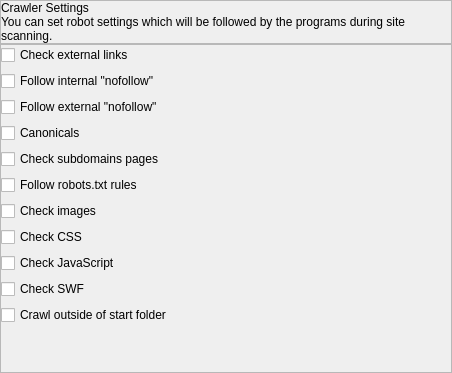
The window that seospider/ui/crawler_settings_widget.ui (andrascii/RiveSolutions_SEO_Spider) describes before a commit, drawn with Qt 5.
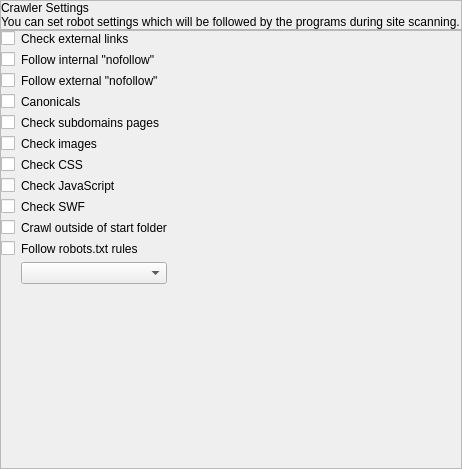
The same window after the commit.

```diff
--- a/seospider/ui/crawler_settings_widget.ui
+++ b/seospider/ui/crawler_settings_widget.ui
@@ -6,8 +6,8 @@
    <rect>
     <x>0</x>
     <y>0</y>
-    <width>452</width>
-    <height>373</height>
+    <width>462</width>
+    <height>469</height>
    </rect>
   </property>
   <property name="sizePolicy">
@@ -103,7 +103,7 @@
      <property name="frameShadow">
       <enum>QFrame::Raised</enum>
      </property>
-     <layout class="QVBoxLayout" name="verticalLayout_4">
+     <layout class="QVBoxLayout" name="verticalLayout_3">
       <property name="leftMargin">
        <number>0</number>
       </property>
@@ -117,162 +117,259 @@
        <number>0</number>
       </property>
       <item>
-       <layout class="QVBoxLayout" name="verticalLayout_3">
-        <item>
-         <widget class="QCheckBox" name="checkBox_3">
+       <layout class="QGridLayout" name="gridLayout">
+        <item row="12" column="1">
+         <widget class="QComboBox" name="robotsTxtComboBox">
+          <property name="controlKey" stdset="0">
+           <string notr="true">robotSignature</string>
+          </property>
+         </widget>
+        </item>
+        <item row="8" column="1">
+         <widget class="QLabel" name="label_3">
+          <property name="text">
+           <string>Check JavaScript</string>
+          </property>
+         </widget>
+        </item>
+        <item row="7" column="1">
+         <widget class="QLabel" name="label_4">
+          <property name="text">
+           <string>Check CSS</string>
+          </property>
+         </widget>
+        </item>
+        <item row="8" column="0">
+         <widget class="QCheckBox" name="checkJavaScriptCheckBox">
           <property name="enabled">
            <bool>true</bool>
           </property>
           <property name="text">
-           <string>Check external links</string>
+           <string/>
           </property>
           <property name="controlKey" stdset="0">
            <string notr="true">checkExternalUrls</string>
           </property>
          </widget>
         </item>
-        <item>
-         <widget class="QCheckBox" name="checkBox">
+        <item row="10" column="0">
+         <widget class="QCheckBox" name="crawlOutsideStartFolderCheckBox">
+          <property name="text">
+           <string/>
+          </property>
+          <property name="controlKey" stdset="0">
+           <string notr="true">crawlOutsideOfStartFolder</string>
+          </property>
+         </widget>
+        </item>
+        <item row="10" column="1">
+         <widget class="QLabel" name="label">
+          <property name="text">
+           <string>Crawl outside of start folder</string>
+          </property>
+         </widget>
+        </item>
+        <item row="9" column="0">
+         <widget class="QCheckBox" name="checkSwfCheckBox">
           <property name="enabled">
            <bool>true</bool>
           </property>
           <property name="text">
-           <string>Follow internal &quot;nofollow&quot;</string>
+           <string/>
+          </property>
+          <property name="controlKey" stdset="0">
+           <string notr="true">checkSWF</string>
+          </property>
+         </widget>
+        </item>
+        <item row="9" column="1">
+         <widget class="QLabel" name="label_2">
+          <property name="text">
+           <string>Check SWF</string>
+          </property>
+         </widget>
+        </item>
+        <item row="13" column="0">
+         <spacer name="verticalSpacer">
+          <property name="orientation">
+           <enum>Qt::Vertical</enum>
+          </property>
+          <property name="sizeHint" stdset="0">
+           <size>
+            <width>10</width>
+            <height>40</height>
+           </size>
+          </property>
+         </spacer>
+        </item>
+        <item row="1" column="0">
+         <widget class="QCheckBox" name="followInternalNofollowCheckBox">
+          <property name="enabled">
+           <bool>true</bool>
+          </property>
+          <property name="text">
+           <string/>
           </property>
           <property name="controlKey" stdset="0">
            <string notr="true">followInternalNoFollow</string>
           </property>
          </widget>
         </item>
-        <item>
-         <widget class="QCheckBox" name="checkBox_4">
+        <item row="3" column="0">
+         <widget class="QCheckBox" name="checkCanonicalsCheckBox">
           <property name="enabled">
            <bool>true</bool>
           </property>
           <property name="text">
-           <string>Follow external &quot;nofollow&quot;</string>
-          </property>
-          <property name="controlKey" stdset="0">
-           <string notr="true">followExternalNoFollow</string>
-          </property>
-         </widget>
-        </item>
-        <item>
-         <widget class="QCheckBox" name="checkBox_2">
-          <property name="enabled">
-           <bool>true</bool>
-          </property>
-          <property name="text">
-           <string>Canonicals</string>
+           <string/>
           </property>
           <property name="controlKey" stdset="0">
            <string notr="true">checkCanonicals</string>
           </property>
          </widget>
         </item>
-        <item>
-         <widget class="QCheckBox" name="checkBox_6">
+        <item row="1" column="1">
+         <widget class="QLabel" name="label_11">
+          <property name="text">
+           <string>Follow internal &quot;nofollow&quot;</string>
+          </property>
+         </widget>
+        </item>
+        <item row="3" column="1">
+         <widget class="QLabel" name="label_7">
+          <property name="text">
+           <string>Canonicals</string>
+          </property>
+         </widget>
+        </item>
+        <item row="2" column="0">
+         <widget class="QCheckBox" name="followExternalNofollowCheckBox">
           <property name="enabled">
            <bool>true</bool>
           </property>
+          <property name="text">
+           <string/>
+          </property>
+          <property name="controlKey" stdset="0">
+           <string notr="true">followExternalNoFollow</string>
+          </property>
+         </widget>
+        </item>
+        <item row="4" column="1">
+         <widget class="QLabel" name="label_8">
           <property name="text">
            <string>Check subdomains pages</string>
           </property>
+         </widget>
+        </item>
+        <item row="4" column="0">
+         <widget class="QCheckBox" name="checkSubdomainsCheckBox">
+          <property name="enabled">
+           <bool>true</bool>
+          </property>
+          <property name="text">
+           <string/>
+          </property>
           <property name="controlKey" stdset="0">
            <string notr="true">checkSubdomains</string>
           </property>
          </widget>
         </item>
-        <item>
-         <widget class="QCheckBox" name="checkBox_5">
+        <item row="0" column="1">
+         <widget class="QLabel" name="label_10">
+          <property name="text">
+           <string>Check external links</string>
+          </property>
+         </widget>
+        </item>
+        <item row="7" column="0">
+         <widget class="QCheckBox" name="checkCssCheckBox">
           <property name="enabled">
            <bool>true</bool>
           </property>
           <property name="text">
-           <string>Follow robots.txt rules</string>
+           <string/>
+          </property>
+          <property name="controlKey" stdset="0">
+           <string notr="true">checkCSS</string>
+          </property>
+         </widget>
+        </item>
+        <item row="0" column="0">
+         <widget class="QCheckBox" name="checkExternalLinksCheckBox">
+          <property name="enabled">
+           <bool>true</bool>
+          </property>
+          <property name="text">
+           <string/>
+          </property>
+          <property name="controlKey" stdset="0">
+           <string notr="true">checkExternalUrls</string>
+          </property>
+         </widget>
+        </item>
+        <item row="2" column="1">
+         <widget class="QLabel" name="label_6">
+          <property name="text">
+           <string>Follow external &quot;nofollow&quot;</string>
+          </property>
+         </widget>
+        </item>
+        <item row="0" column="2">
+         <spacer name="horizontalSpacer">
+          <property name="orientation">
+           <enum>Qt::Horizontal</enum>
+          </property>
+          <property name="sizeHint" stdset="0">
+           <size>
+            <width>40</width>
+            <height>10</height>
+           </size>
+          </property>
+         </spacer>
+        </item>
+        <item row="11" column="0">
+         <widget class="QCheckBox" name="followRobotsTxtCheckBox">
+          <property name="enabled">
+           <bool>true</bool>
+          </property>
+          <property name="text">
+           <string/>
           </property>
           <property name="controlKey" stdset="0">
            <string notr="true">followRobotsTxt</string>
           </property>
          </widget>
         </item>
-        <item>
-         <widget class="QCheckBox" name="checkBox_9">
+        <item row="11" column="1">
+         <widget class="QLabel" name="label_9">
+          <property name="text">
+           <string>Follow robots.txt rules</string>
+          </property>
+         </widget>
+        </item>
+        <item row="5" column="0" rowspan="2">
+         <widget class="QCheckBox" name="checkImagesCheckBox">
           <property name="enabled">
            <bool>true</bool>
           </property>
           <property name="text">
-           <string>Check images</string>
+           <string/>
           </property>
           <property name="controlKey" stdset="0">
            <string notr="true">checkImages</string>
           </property>
          </widget>
         </item>
-        <item>
-         <widget class="QCheckBox" name="checkBox_8">
-          <property name="enabled">
-           <bool>true</bool>
-          </property>
+        <item row="5" column="1" rowspan="2">
+         <widget class="QLabel" name="label_5">
           <property name="text">
-           <string>Check CSS</string>
-          </property>
-          <property name="controlKey" stdset="0">
-           <string notr="true">checkCSS</string>
-          </property>
-         </widget>
-        </item>
-        <item>
-         <widget class="QCheckBox" name="checkBox_10">
-          <property name="enabled">
-           <bool>true</bool>
-          </property>
-          <property name="text">
-           <string>Check JavaScript</string>
-          </property>
-          <property name="controlKey" stdset="0">
-           <string notr="true">checkJavaScript</string>
-          </property>
-         </widget>
-        </item>
-        <item>
-         <widget class="QCheckBox" name="checkBox_7">
-          <property name="enabled">
-           <bool>true</bool>
-          </property>
-          <property name="text">
-           <string>Check SWF</string>
-          </property>
-          <property name="controlKey" stdset="0">
-           <string notr="true">checkSWF</string>
-          </property>
-         </widget>
-        </item>
-        <item>
-         <widget class="QCheckBox" name="checkBox_11">
-          <property name="text">
-           <string>Crawl outside of start folder</string>
-          </property>
-          <property name="controlKey" stdset="0">
-           <string notr="true">crawlOutsideOfStartFolder</string>
+           <string>Check images</string>
           </property>
          </widget>
         </item>
        </layout>
       </item>
-      <item>
-       <spacer name="verticalSpacer">
-        <property name="orientation">
-         <enum>Qt::Vertical</enum>
-        </property>
-        <property name="sizeHint" stdset="0">
-         <size>
-          <width>20</width>
-          <height>40</height>
-         </size>
-        </property>
-       </spacer>
-      </item>
      </layout>
     </widget>
    </item>
```
Left out of the diff: 21 changed lines with no effect on the pictures.
